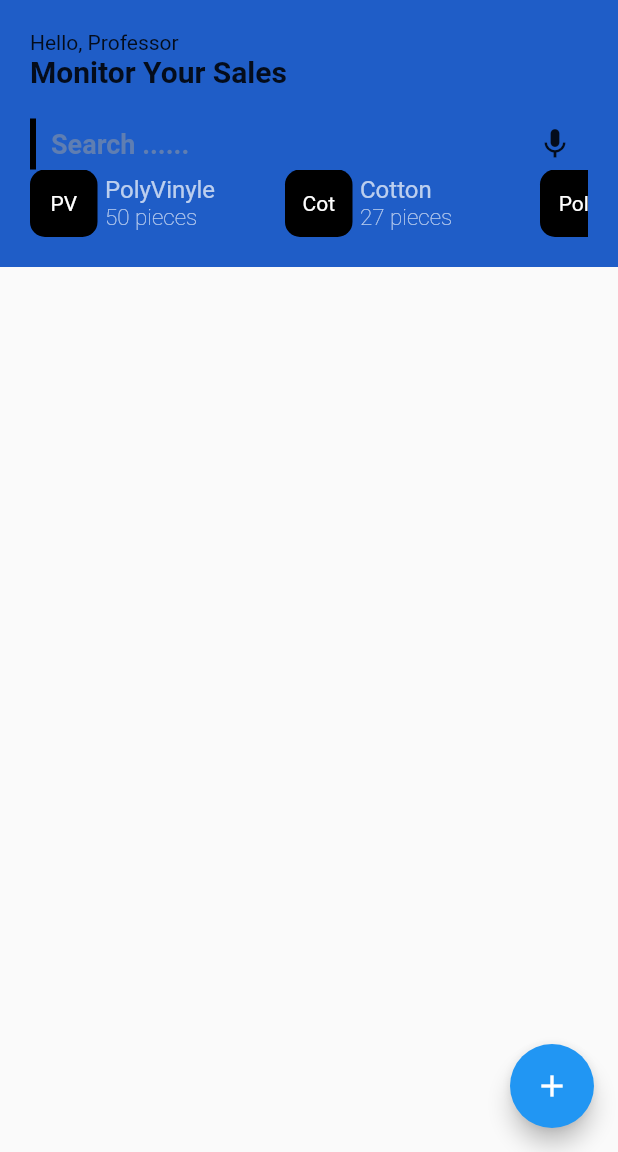
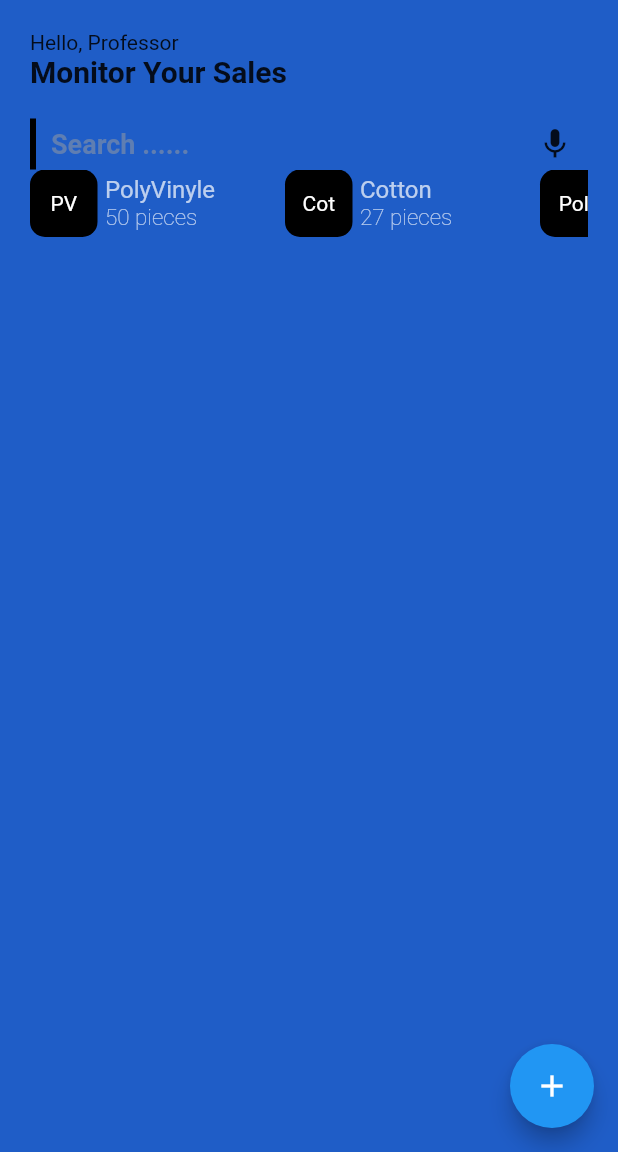
Before and after one commit to kidde60/sales_management_app, a Flutter app: the HomePage screen opened directly, on a phone screen of 412 x 824 dp, the part 84-1236 px from its top. Run offline on Flutter 3.47's test engine with Material 2 defaults, Android fonts, the phone set to English and light mode, and no system bars.

Commit message:
Add full cobver color

```diff
--- a/lib/screens/home_page.dart
+++ b/lib/screens/home_page.dart
@@ -42,8 +42,10 @@ class _HomePageState extends State<HomePage> {
           child: const Icon(Icons.add)),
       body: SingleChildScrollView(
           child: Container(
-        decoration:
-            const BoxDecoration(color: Color.fromARGB(255, 31, 93, 199)),
+        height: MediaQuery.sizeOf(context).height,
+        decoration: const BoxDecoration(
+          color: Color.fromARGB(255, 31, 93, 199),
+        ),
         padding: const EdgeInsets.all(20),
         child: Column(
           crossAxisAlignment: CrossAxisAlignment.start,
```
